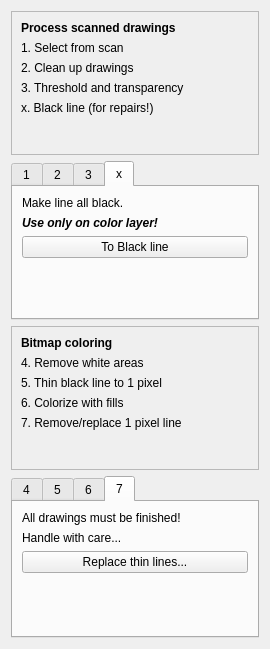
Qt form app/ui/bitmapcoloringwidget.ui (pencil2d/pencil) before a commit.
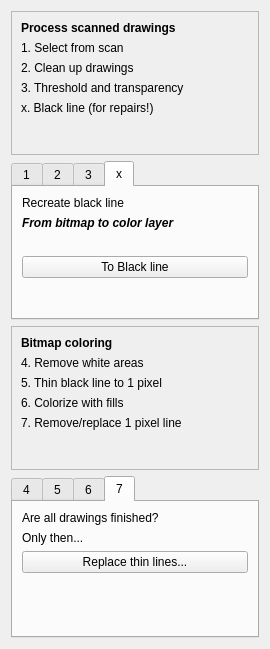
The same form after that commit. The open tabs and pages were chosen to show the change.

Commit message: ParentId. Recovery of one frame. Ui improved

The edit to the form file:
```diff
--- a/app/ui/bitmapcoloringwidget.ui
+++ b/app/ui/bitmapcoloringwidget.ui
@@ -15,15 +15,13 @@
   </property>
   <layout class="QVBoxLayout" name="verticalLayout_12">
    <item>
-    <widget class="QFrame" name="frame">
+    <widget class="QFrame" name="frameWidgetScans">
      <property name="frameShape">
       <enum>QFrame::StyledPanel</enum>
      </property>
      <property name="frameShadow">
       <enum>QFrame::Raised</enum>
      </property>
-     <layout class="QVBoxLayout" name="verticalLayout_9">
-      <item>
        <layout class="QVBoxLayout" name="verticalLayout_8">
         <item>
          <widget class="QLabel" name="lab1_1a">
@@ -80,14 +78,12 @@
          </spacer>
         </item>
        </layout>
-      </item>
-     </layout>
     </widget>
    </item>
    <item>
     <widget class="QTabWidget" name="tabWidgetScans">
      <property name="currentIndex">
-      <number>3</number>
+      <number>0</number>
      </property>
      <widget class="QWidget" name="tab_1">
       <attribute name="title">
@@ -262,13 +258,11 @@
       <attribute name="title">
        <string>x</string>
       </attribute>
-      <layout class="QVBoxLayout" name="verticalLayout_14">
-       <item>
         <layout class="QVBoxLayout" name="verticalLayout_13">
          <item>
           <widget class="QLabel" name="labx_1">
            <property name="text">
-            <string>Make line all black.</string>
+          <string>Recreate black line</string>
            </property>
           </widget>
          </item>
@@ -282,7 +276,14 @@
             </font>
            </property>
            <property name="text">
-            <string>Use only on color layer!</string>
+          <string>From bitmap to color layer</string>
+         </property>
+        </widget>
+       </item>
+       <item>
+        <widget class="QLabel" name="labx_3">
+         <property name="text">
+          <string/>
            </property>
           </widget>
          </item>
@@ -301,19 +302,17 @@
            <property name="sizeHint" stdset="0">
             <size>
              <width>20</width>
-             <height>18</height>
+           <height>21</height>
             </size>
            </property>
           </spacer>
          </item>
         </layout>
-       </item>
-      </layout>
      </widget>
     </widget>
    </item>
    <item>
-    <widget class="QFrame" name="frame_2">
+    <widget class="QFrame" name="frameWidgetColor">
      <property name="autoFillBackground">
       <bool>false</bool>
      </property>
@@ -323,9 +322,7 @@
      <property name="frameShadow">
       <enum>QFrame::Raised</enum>
      </property>
-     <layout class="QVBoxLayout" name="verticalLayout_11">
-      <item>
-       <layout class="QVBoxLayout" name="verticalLayout_10">
+     <layout class="QVBoxLayout" name="verticalLayout_9">
         <item>
          <widget class="QLabel" name="label">
           <property name="font">
@@ -381,8 +378,6 @@
          </spacer>
         </item>
        </layout>
-      </item>
-     </layout>
     </widget>
    </item>
    <item>
@@ -542,14 +537,14 @@
        <item>
         <widget class="QLabel" name="lab7_1">
          <property name="text">
-          <string>All drawings must be finished!</string>
+          <string>Are all drawings finished?</string>
          </property>
         </widget>
        </item>
        <item>
         <widget class="QLabel" name="lab7_2">
          <property name="text">
-          <string>Handle with care...</string>
+          <string>Only then...</string>
          </property>
         </widget>
        </item>
```
Lines whose indentation alone changed are shown as unchanged. The commit also changes 6 other files.
